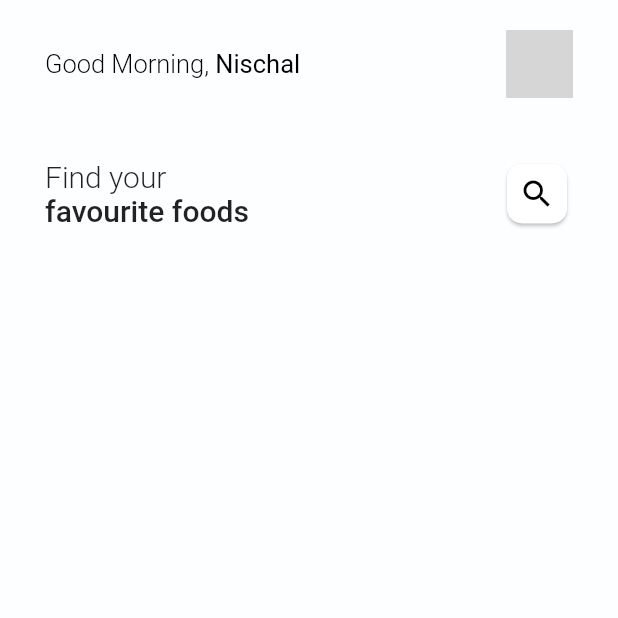
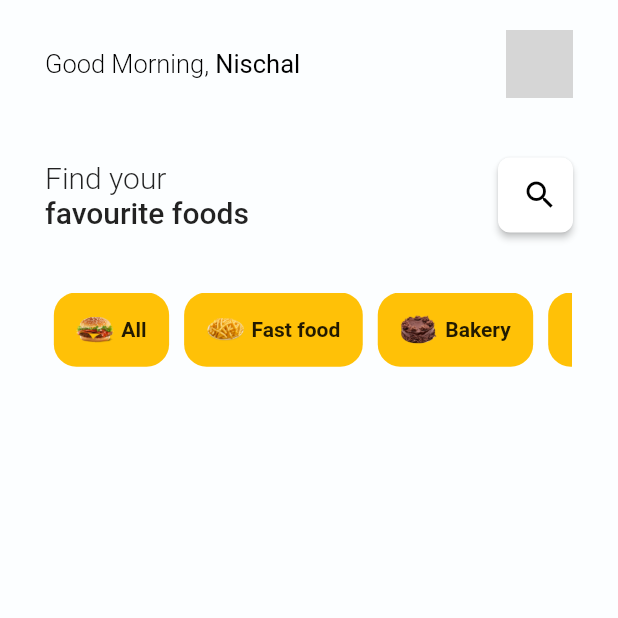
Before and after one commit to nischal08/tomato, a Flutter app: the screen it shows after launch, on a phone screen of 412 x 824 dp, the top half of it. Run offline on Flutter 3.47's test engine with Material 2 defaults, Android fonts, the phone set to English and light mode, and no system bars; our stand-ins replace get; network calls fail; grey boxes are pictures that could not be loaded.

```diff
--- a/lib/controller/homeController.dart
+++ b/lib/controller/homeController.dart
@@ -1,9 +1,22 @@
+import 'package:flutter/material.dart';
 import 'package:flutter/widgets.dart';
 
 class HomeController extends ChangeNotifier {
+  int _categoryIndex;
+  // ignore: unnecessary_getters_setters
+  int get categoryIndex => _categoryIndex;
+
   String _userImageUrl =
       "https://scontent.fktm3-1.fna.fbcdn.net/v/t1.0-9/122777514_4658406440867560_8980358279672578081_o.jpg?_nc_cat=111&ccb=2&_nc_sid=09cbfe&_nc_ohc=j_GSxid7-BkAX-0N8un&_nc_ht=scontent.fktm3-1.fna&oh=a792f16e8aeb45b8fcb7e52017583779&oe=602C5F51";
-  String get url => _userImageUrl;
+  // ignore: unnecessary_getters_setters
+  String get userImgUrl => _userImageUrl;
 
-  set url(String value) => _userImageUrl = value;
+  Map<String, String> _categoryList = {
+    "All": "assets/foods/burger.png",
+    "Fast food": "assets/foods/fries.png",
+    "Bakery": "assets/foods/cake.png",
+    "Drinks": "assets/foods/beverage.png",
+  };
+  // ignore: unnecessary_getters_setters
+  Map get categoryList => _categoryList;
 }
--- a/lib/screens/home.dart
+++ b/lib/screens/home.dart
@@ -4,8 +4,6 @@ import 'package:provider/provider.dart';
 import 'package:tomato/controller/homeController.dart';
 
 class HomePage extends StatelessWidget {
-
-
   var _homeControllerState;
   @override
   Widget build(BuildContext context) {
@@ -32,8 +30,13 @@ class HomePage extends StatelessWidget {
         child: Column(
           children: [
             _userInfo(),
-            SizedBox(height: 40,),
+            SizedBox(
+              height: 40,
+            ),
             _search(),
+            SizedBox(
+              height: 40,
+            ),
             _category(),
             _vender(),
           ],
@@ -60,7 +63,7 @@ class HomePage extends StatelessWidget {
         width: 45,
         child: ClipRRect(
             borderRadius: BorderRadius.circular(50),
-            child: Image.network(_homeControllerState.url)));
+            child: Image.network(_homeControllerState.userImgUrl)));
   }
 
   Widget _greeting() {
@@ -115,22 +118,71 @@ class HomePage extends StatelessWidget {
   }
 
   _searchIcon() {
-    return Card(
-      color: Colors.white,
-      elevation: 1,
-      shape: RoundedRectangleBorder(borderRadius: BorderRadius.circular(10)),
-      child: Padding(
-        padding: const EdgeInsets.all(8.0),
+    return ConstrainedBox(
+      constraints: BoxConstraints.tightFor(
+        width: 50,
+        height: 50,
+      ),
+      child: RaisedButton(
+        splashColor: Colors.lightBlue.shade100,
+        shape: RoundedRectangleBorder(borderRadius: BorderRadius.circular(8)),
+        color: Colors.white,
+        onPressed: () => print("search"),
         child: Icon(
-          Icons.search,
+          Icons.search_outlined,
           color: Colors.black,
         ),
       ),
     );
   }
 
-  _category() {
-    return Container();
+  Widget _category() {
+    return Container(
+      width: Get.width * .85,
+      height: Get.height * .06,
+      child: ListView(scrollDirection: Axis.horizontal, children: [
+        for (var key in _homeControllerState.categoryList.keys)
+          _eachCategory(
+            label: key,
+            assetUrl: _homeControllerState.categoryList[key],
+          )
+      ]),
+    );
+  }
+
+  Widget _eachCategory(
+      {String assetUrl, String label, Function onPressed, int index}) {
+    return GestureDetector(
+      onTap: () {
+        onPressed();
+      },
+      child: Container(
+        margin: EdgeInsets.symmetric(horizontal: 5),
+        padding: EdgeInsets.symmetric(horizontal: 15),
+        decoration: BoxDecoration(
+          borderRadius: BorderRadius.circular(15),
+          color: Colors.amber,
+        ),
+        child: Row(
+          children: [
+            SizedBox(
+              width: 25,
+              height: 25,
+              child: Image.asset(assetUrl),
+            ),
+            SizedBox(
+              width: 5,
+            ),
+            Text(
+              label,
+              style: TextStyle(
+                fontWeight: FontWeight.bold,
+              ),
+            ),
+          ],
+        ),
+      ),
+    );
   }
 
   _vender() {
```
Also changed, not shown: pubspec.yaml (+4 -5 lines), assets/foods/beverage.png (added), assets/foods/burger.png (added), assets/foods/cake.png (added), assets/foods/fries.png (added), pubspec.lock.
